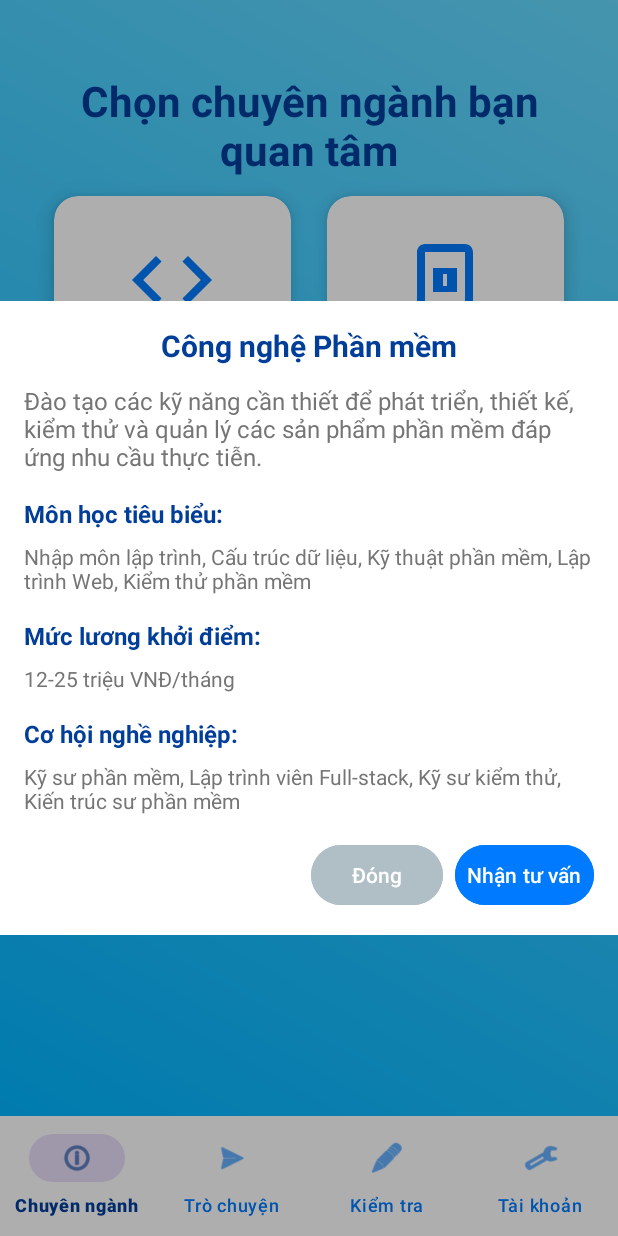
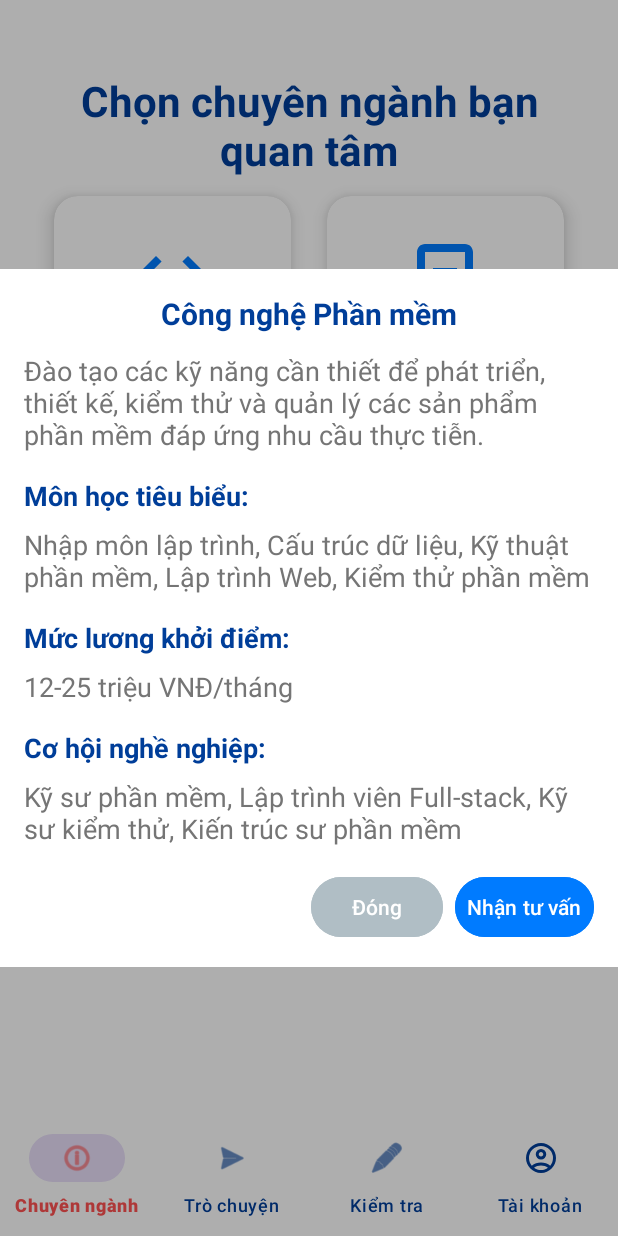
Before and after one commit to LucThoiTrong/Project-Final-Mobile-LLM-TuVanSinhVien, an Android app: the fragment ChatTabFragment placed in its activity, after a tap on "Công nghệ Phần mềm", on a phone screen of 412 x 824 dp. Run offline under Robolectric (Android 15) with nearby library versions, the phone set to English and light mode, and no system bars; libraries missing offline, so code that uses them is left out: io.appwrite, io.appwrite.coroutines, io.appwrite.enums, io.appwrite.exceptions, io.appwrite.models and 1 more; 1 statement that could not run was skipped.

Commit message:
Tối ưu UI

```diff
--- a/app/build.gradle.kts
+++ b/app/build.gradle.kts
@@ -43,4 +43,6 @@ dependencies {
 
     implementation("io.appwrite:sdk-for-android:7.0.1")
     implementation("com.squareup.okhttp3:okhttp-urlconnection:4.12.0")
+
+    implementation("com.github.PhilJay:MPAndroidChart:v3.1.0")
 }
--- a/app/src/main/java/hcmute/edu/projectfinal/fragment/ChatFragment.java
+++ b/app/src/main/java/hcmute/edu/projectfinal/fragment/ChatFragment.java
@@ -36,7 +36,7 @@ public class ChatFragment extends Fragment {
     // Cho hiệu ứng typing indicator
     private Handler typingAnimationHandler;
     private Runnable typingAnimationRunnable;
-    private Message currentTypingMessage; // Tham chiếu đến tin nhắn "đang gõ..." hiện tại
+    private Message currentTypingMessage;
     private boolean isTypingAnimationRunning = false;
     private static final String BASE_TYPING_MESSAGE = "Đang phản hồi";
     private static final int TYPING_ANIMATION_INTERVAL = 600; // milliseconds
--- a/app/src/main/java/hcmute/edu/projectfinal/fragment/ChatTabFragment.java
+++ b/app/src/main/java/hcmute/edu/projectfinal/fragment/ChatTabFragment.java
@@ -40,8 +40,13 @@ public class ChatTabFragment extends Fragment {
         viewPager.setAdapter(tabAdapter);
 
         new TabLayoutMediator(tabLayout, viewPager, (tab, position) -> {
-            if (position == 0) tab.setText("Trò chuyện");
-            else tab.setText("Lịch sử");
+            if (position == 0) {
+                tab.setText("Trò chuyện");
+                tab.setIcon(R.drawable.ic_chat);
+            } else {
+                tab.setText("Lịch sử");
+                tab.setIcon(R.drawable.ic_history);
+            }
         }).attach();
 
         // Chuyển đến tab mục tiêu
--- a/app/src/main/res/color/bottom_nav_item_colors.xml
+++ b/app/src/main/res/color/bottom_nav_item_colors.xml
@@ -1,5 +1,5 @@
 <?xml version="1.0" encoding="utf-8"?>
 <selector xmlns:android="http://schemas.android.com/apk/res/android">
-    <item android:state_checked="true" android:color="@color/title_dark_blue" />
-    <item android:state_checked="false" android:color="@color/primary_blue" />
+    <item android:state_checked="false" android:color="@color/title_dark_blue" />
+    <item android:state_checked="true" android:color="@color/accent_red" />
 </selector>
--- a/app/src/main/res/drawable/background_main_gradient.xml
+++ b/app/src/main/res/drawable/background_main_gradient.xml
@@ -1,9 +1,5 @@
 <?xml version="1.0" encoding="utf-8"?>
 <shape xmlns:android="http://schemas.android.com/apk/res/android"
     android:shape="rectangle">
-    <gradient
-        android:angle="45"
-        android:startColor="@color/primary_gradient_start"
-        android:endColor="@color/primary_gradient_end"
-        android:type="linear" />
+    <solid android:color="@android:color/white" />
 </shape>
--- /dev/null
+++ b/app/src/main/res/drawable/ic_account.xml
@@ -0,0 +1,3 @@
+<vector xmlns:android="http://schemas.android.com/apk/res/android" android:width="24dp" android:height="24dp" android:viewportWidth="960" android:viewportHeight="960" android:tint="?attr/colorControlNormal">
+    <path android:fillColor="@android:color/white" android:pathData="M234,684Q285,645 348,622.5Q411,600 480,600Q549,600 612,622.5Q675,645 726,684Q761,643 780.5,591Q800,539 800,480Q800,347 706.5,253.5Q613,160 480,160Q347,160 253.5,253.5Q160,347 160,480Q160,539 179.5,591Q199,643 234,684ZM480,520Q421,520 380.5,479.5Q340,439 340,380Q340,321 380.5,280.5Q421,240 480,240Q539,240 579.5,280.5Q620,321 620,380Q620,439 579.5,479.5Q539,520 480,520ZM480,880Q397,880 324,848.5Q251,817 197,763Q143,709 111.5,636Q80,563 80,480Q80,397 111.5,324Q143,251 197,197Q251,143 324,111.5Q397,80 480,80Q563,80 636,111.5Q709,143 763,197Q817,251 848.5,324Q880,397 880,480Q880,563 848.5,636Q817,709 763,763Q709,817 636,848.5Q563,880 480,880ZM480,800Q533,800 580,784.5Q627,769 666,740Q627,711 580,695.5Q533,680 480,680Q427,680 380,695.5Q333,711 294,740Q333,769 380,784.5Q427,800 480,800ZM480,440Q506,440 523,423Q540,406 540,380Q540,354 523,337Q506,320 480,320Q454,320 437,337Q420,354 420,380Q420,406 437,423Q454,440 480,440ZM480,380Q480,380 480,380Q480,380 480,380Q480,380 480,380Q480,380 480,380Q480,380 480,380Q480,380 480,380Q480,380 480,380Q480,380 480,380ZM480,740Q480,740 480,740Q480,740 480,740Q480,740 480,740Q480,740 480,740Q480,740 480,740Q480,740 480,740Q480,740 480,740Q480,740 480,740Z"/>
+</vector>
--- /dev/null
+++ b/app/src/main/res/drawable/ic_chat.xml
@@ -0,0 +1,3 @@
+<vector xmlns:android="http://schemas.android.com/apk/res/android" android:width="24dp" android:height="24dp" android:viewportWidth="960" android:viewportHeight="960" android:tint="?attr/colorControlNormal" android:autoMirrored="true">
+    <path android:fillColor="@android:color/white" android:pathData="M240,560L560,560L560,480L240,480L240,560ZM240,440L720,440L720,360L240,360L240,440ZM240,320L720,320L720,240L240,240L240,320ZM80,880L80,160Q80,127 103.5,103.5Q127,80 160,80L800,80Q833,80 856.5,103.5Q880,127 880,160L880,640Q880,673 856.5,696.5Q833,720 800,720L240,720L80,880ZM206,640L800,640Q800,640 800,640Q800,640 800,640L800,160Q800,160 800,160Q800,160 800,160L160,160Q160,160 160,160Q160,160 160,160L160,685L206,640ZM160,640L160,640L160,160Q160,160 160,160Q160,160 160,160L160,160Q160,160 160,160Q160,160 160,160L160,640Q160,640 160,640Q160,640 160,640Z"/>
+</vector>
--- /dev/null
+++ b/app/src/main/res/drawable/ic_history.xml
@@ -0,0 +1,3 @@
+<vector xmlns:android="http://schemas.android.com/apk/res/android" android:width="24dp" android:height="24dp" android:viewportWidth="960" android:viewportHeight="960" android:tint="?attr/colorControlNormal">
+    <path android:fillColor="@android:color/white" android:pathData="M480,840Q342,840 239.5,748.5Q137,657 122,520L204,520Q218,624 296.5,692Q375,760 480,760Q597,760 678.5,678.5Q760,597 760,480Q760,363 678.5,281.5Q597,200 480,200Q411,200 351,232Q291,264 250,320L360,320L360,400L120,400L120,160L200,160L200,254Q251,190 324.5,155Q398,120 480,120Q555,120 620.5,148.5Q686,177 734.5,225.5Q783,274 811.5,339.5Q840,405 840,480Q840,555 811.5,620.5Q783,686 734.5,734.5Q686,783 620.5,811.5Q555,840 480,840ZM592,648L440,496L440,280L520,280L520,464L648,592L592,648Z"/>
+</vector>
--- a/app/src/main/res/layout/fragment_chat.xml
+++ b/app/src/main/res/layout/fragment_chat.xml
@@ -35,6 +35,7 @@
             android:layout_width="match_parent"
             android:layout_height="wrap_content"
             android:orientation="horizontal"
+            android:background="#EEEEEF"
             android:paddingStart="16dp"
             android:paddingEnd="8dp"
             android:paddingVertical="8dp"
--- a/app/src/main/res/layout/fragment_chat_tabs.xml
+++ b/app/src/main/res/layout/fragment_chat_tabs.xml
@@ -13,9 +13,9 @@
             android:id="@+id/tabLayout"
             android:layout_width="match_parent"
             android:layout_height="wrap_content"
-            app:tabIndicatorColor="@color/primary_blue"
-            app:tabSelectedTextColor="@color/primary_blue"
-            app:tabTextColor="@android:color/darker_gray"/>
+            app:tabIndicatorColor="@color/title_dark_blue"
+            app:tabSelectedTextColor="@color/accent_red"
+            app:tabTextColor="@color/title_dark_blue"/>
     </com.google.android.material.appbar.AppBarLayout>
 
     <androidx.viewpager2.widget.ViewPager2
--- a/app/src/main/res/layout/fragment_dialog_major.xml
+++ b/app/src/main/res/layout/fragment_dialog_major.xml
@@ -22,7 +22,7 @@
         android:layout_width="match_parent"
         android:layout_height="wrap_content"
         android:text="Đào tạo các kỹ năng cần thiết để phát triển, thiết kế, kiểm thử và quản lý các sản phẩm phần mềm đáp ứng nhu cầu thực tiễn."
-        android:textSize="16sp"
+        android:textSize="18sp"
         android:textColor="@color/text_gray"
         android:layout_marginBottom="16dp"/>
 
@@ -30,7 +30,7 @@
         android:layout_width="match_parent"
         android:layout_height="wrap_content"
         android:text="Môn học tiêu biểu:"
-        android:textSize="16sp"
+        android:textSize="18sp"
         android:textStyle="bold"
         android:textColor="@color/title_dark_blue"
         android:layout_marginBottom="8dp"/>
@@ -40,7 +40,7 @@
         android:layout_width="match_parent"
         android:layout_height="wrap_content"
         android:text="Nhập môn lập trình, Cấu trúc dữ liệu, Kỹ thuật phần mềm, Lập trình Web, Kiểm thử phần mềm"
-        android:textSize="14sp"
+        android:textSize="18sp"
         android:textColor="@color/text_gray"
         android:layout_marginBottom="16dp"/>
 
@@ -48,7 +48,7 @@
         android:layout_width="match_parent"
         android:layout_height="wrap_content"
         android:text="Mức lương khởi điểm:"
-        android:textSize="16sp"
+        android:textSize="18sp"
         android:textStyle="bold"
         android:textColor="@color/title_dark_blue"
         android:layout_marginBottom="8dp"/>
@@ -58,7 +58,7 @@
         android:layout_width="match_parent"
         android:layout_height="wrap_content"
         android:text="12-25 triệu VNĐ/tháng"
-        android:textSize="14sp"
+        android:textSize="18sp"
         android:textColor="@color/text_gray"
         android:layout_marginBottom="16dp"/>
 
@@ -66,7 +66,7 @@
         android:layout_width="match_parent"
         android:layout_height="wrap_content"
         android:text="Cơ hội nghề nghiệp:"
-        android:textSize="16sp"
+        android:textSize="18sp"
         android:textStyle="bold"
         android:textColor="@color/title_dark_blue"
         android:layout_marginBottom="8dp"/>
@@ -76,7 +76,7 @@
         android:layout_width="match_parent"
         android:layout_height="wrap_content"
         android:text="Kỹ sư phần mềm, Lập trình viên Full-stack, Kỹ sư kiểm thử, Kiến trúc sư phần mềm"
-        android:textSize="14sp"
+        android:textSize="18sp"
         android:textColor="@color/text_gray"
         android:layout_marginBottom="16dp"/>
 
--- a/app/src/main/res/layout/fragment_major.xml
+++ b/app/src/main/res/layout/fragment_major.xml
@@ -71,6 +71,7 @@
                 android:layout_height="wrap_content"
                 android:text="Xây dựng và phát triển ứng dụng phần mềm"
                 android:textSize="14sp"
+                android:textStyle="bold"
                 android:textColor="@color/text_black"
                 android:gravity="center_horizontal"
                 android:layout_marginTop="8dp" />
@@ -126,6 +127,7 @@
                 android:layout_height="wrap_content"
                 android:text="Nghiên cứu và phát triển AI thông minh"
                 android:textSize="14sp"
+                android:textStyle="bold"
                 android:textColor="@color/text_black"
                 android:gravity="center_horizontal"
                 android:layout_marginTop="8dp" />
@@ -181,6 +183,7 @@
                 android:layout_height="wrap_content"
                 android:text="Bảo mật và quản lý mạng"
                 android:textSize="14sp"
+                android:textStyle="bold"
                 android:textColor="@color/text_black"
                 android:gravity="center_horizontal"
                 android:layout_marginTop="8dp" />
@@ -236,6 +239,7 @@
                 android:layout_height="wrap_content"
                 android:text="Quản lý và tích hợp thông tin"
                 android:textSize="14sp"
+                android:textStyle="bold"
                 android:textColor="@color/text_black"
                 android:gravity="center_horizontal"
                 android:layout_marginTop="8dp" />
--- a/app/src/main/res/menu/bottom_nav_menu.xml
+++ b/app/src/main/res/menu/bottom_nav_menu.xml
@@ -14,6 +14,6 @@
         android:title="Kiểm tra" />
     <item
         android:id="@+id/nav_account"
-        android:icon="@android:drawable/ic_menu_manage"
+        android:icon="@drawable/ic_account"
         android:title="Tài khoản" />
 </menu>
--- a/settings.gradle.kts
+++ b/settings.gradle.kts
@@ -9,6 +9,7 @@ pluginManagement {
         }
         mavenCentral()
         gradlePluginPortal()
+        maven("https://jitpack.io")
     }
 }
 dependencyResolutionManagement {
@@ -16,6 +17,7 @@ dependencyResolutionManagement {
     repositories {
         google()
         mavenCentral()
+        maven("https://jitpack.io")
     }
 }
 
```
Also changed, not shown: app/src/main/java/hcmute/edu/projectfinal/fragment/TestFragment.java (+116 -11 lines), app/src/main/res/layout/fragment_test_question.xml (+17 -10 lines).
